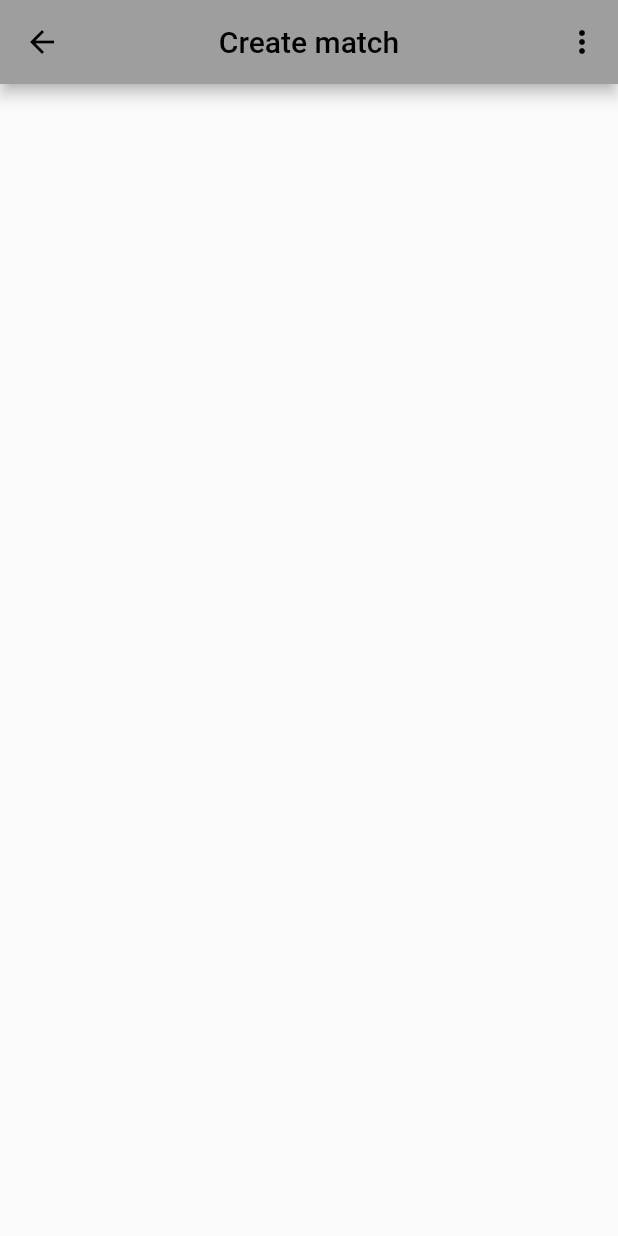
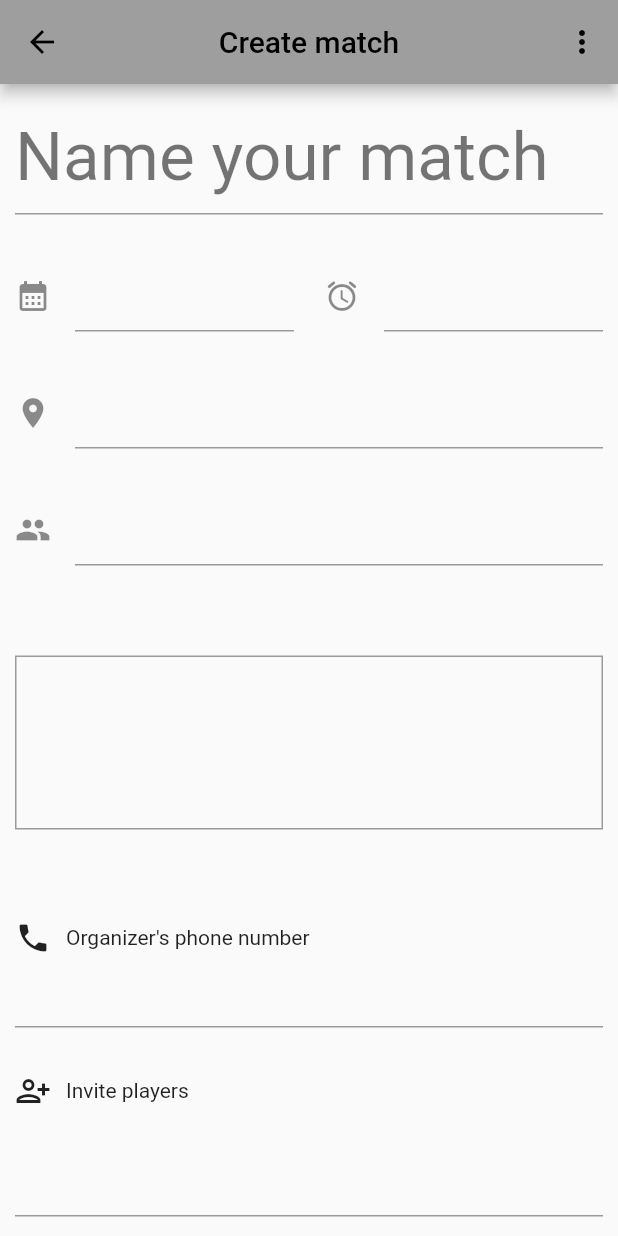
Before and after one commit to ikaem/five-on-four, a Flutter app: the screen it shows after launch, on a phone screen of 412 x 824 dp. Run offline on Flutter 3.47's test engine with Material 2 defaults, Android fonts, the phone set to English and light mode, and no system bars.

Commit message:
hardcoded ui for edit match

```diff
--- a/lib/views/matches/match_edit_view.dart
+++ b/lib/views/matches/match_edit_view.dart
@@ -19,7 +19,126 @@ class MatchEditView extends StatelessWidget {
           showAppBarPopupMenu(),
         ],
       ),
-      body: SingleChildScrollView(),
+      body: Padding(
+        padding: const EdgeInsets.all(10.0),
+        child: SingleChildScrollView(
+            child: Column(
+          children: <Widget>[
+            TextField(
+              style: Theme.of(context).textTheme.headline3,
+              decoration: InputDecoration(
+                hintText: "Name your match",
+                hintStyle: Theme.of(context).textTheme.headline3,
+              ),
+            ),
+            const SizedBox(
+              height: 30,
+            ),
+            Row(
+              children: const <Widget>[
+                Expanded(
+                  // TODO this should be a button aynhow
+                  // and the one below, too
+                  child: TextField(
+                    decoration: InputDecoration(
+                      icon: Icon(Icons.calendar_month),
+                    ),
+                  ),
+                ),
+                SizedBox(
+                  width: 20,
+                ),
+                Expanded(
+                  child: TextField(
+                    decoration: InputDecoration(
+                      icon: Icon(Icons.alarm_rounded),
+                    ),
+                  ),
+                )
+              ],
+            ),
+            const SizedBox(
+              height: 30,
+            ),
+            const TextField(
+              decoration: InputDecoration(
+                icon: Icon(Icons.location_on),
+              ),
+            ),
+            const SizedBox(
+              height: 30,
+            ),
+            const TextField(
+              decoration: InputDecoration(
+                icon: Icon(Icons.people),
+              ),
+            ),
+            const SizedBox(
+              height: 60,
+            ),
+            const TextField(
+              keyboardType: TextInputType.multiline,
+              maxLines: null,
+              minLines: 4,
+              decoration: InputDecoration(
+                border: OutlineInputBorder(
+                  borderSide: BorderSide(
+                      // TODO this does not seem to do anything
+                      // width: 5,
+                      ),
+                  borderRadius: BorderRadius.zero,
+                ),
+              ),
+            ),
+            const SizedBox(
+              height: 60,
+            ),
+            Column(
+              key: const Key("organizer-phone-number"),
+              children: <Widget>[
+                Row(
+                  children: const <Widget>[
+                    Icon(Icons.phone),
+                    SizedBox(
+                      width: 10,
+                    ),
+                    Text("Organizer's phone number")
+                  ],
+                ),
+                const TextField(),
+              ],
+            ),
+            const SizedBox(
+              height: 30,
+            ),
+            Column(
+              key: const Key("invite-players"),
+              children: <Widget>[
+                Row(
+                  children: const <Widget>[
+                    Icon(Icons.person_add_alt),
+                    SizedBox(
+                      width: 10,
+                    ),
+                    Text("Invite players")
+                  ],
+                ),
+                TextField(
+                  decoration: InputDecoration(
+                    suffix: IconButton(
+                      icon: const Icon(Icons.add_circle_rounded),
+                      onPressed: () {
+                        // TODO this should programmatically add another input
+                        // or if the input already exists, there is value in it, we render the icon button and remove icon, and also logic is remove
+                      },
+                    ),
+                  ),
+                ),
+              ],
+            ),
+          ],
+        )),
+      ),
     );
   }
 }
```
